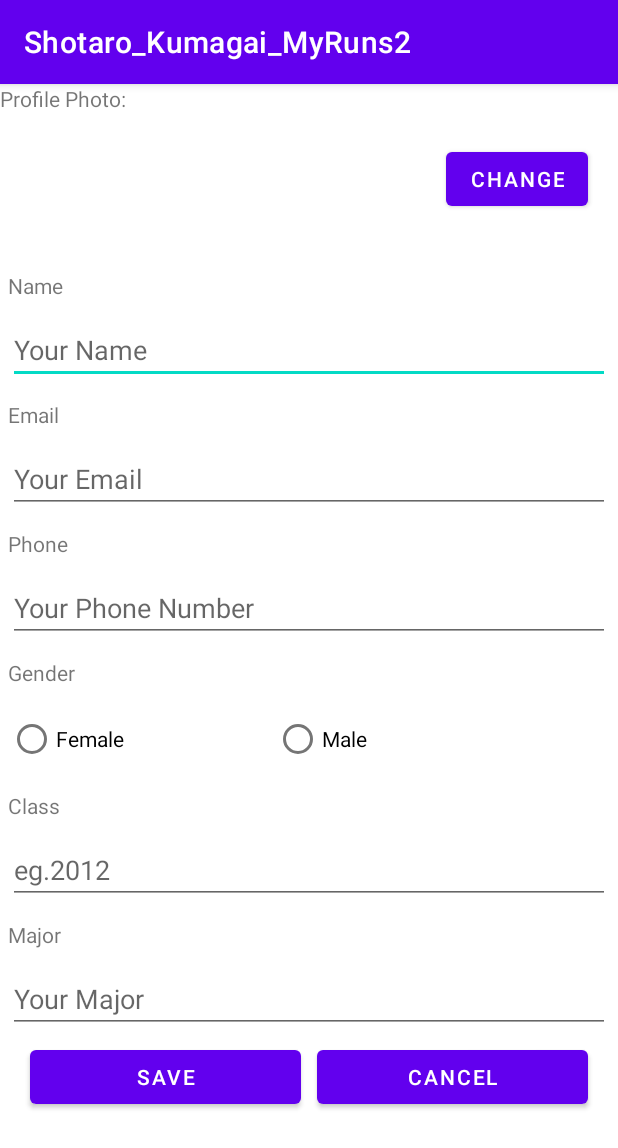
After one commit to shotarokuma/navigate-app, an Android app: the ProfileActivity screen opened directly, with no data from a screen before it, on a phone screen of 412 x 824 dp. The commit adds this screen. Shown: the top 1148 px of the screen. Run offline under Robolectric (Android 15) with nearby library versions, the phone set to English and light mode, and no system bars; 1 statement that could not run was skipped.

Commit message:
implment feature of taking photo for profile

```diff
--- /dev/null
+++ b/app/src/main/java/com/example/shotaro_kumagai_myruns2/MyViewModel.kt
@@ -0,0 +1,9 @@
+package com.example.shotaro_kumagai_myruns2
+
+import android.graphics.Bitmap
+import androidx.lifecycle.MutableLiveData
+import androidx.lifecycle.ViewModel
+
+class MyViewModel:ViewModel() {
+    val userImage = MutableLiveData<Bitmap>()
+}
--- /dev/null
+++ b/app/src/main/java/com/example/shotaro_kumagai_myruns2/ProfileActivity.kt
@@ -0,0 +1,183 @@
+package com.example.shotaro_kumagai_myruns2
+
+import android.app.Activity
+import android.content.Context
+import android.content.Intent
+import android.graphics.Bitmap
+import android.graphics.BitmapFactory
+import android.graphics.Matrix
+import android.net.Uri
+import androidx.appcompat.app.AppCompatActivity
+import android.os.Bundle
+import android.provider.MediaStore
+import android.util.Base64
+import android.view.View
+import android.widget.EditText
+import android.widget.ImageView
+import android.widget.RadioButton
+import android.widget.Toast
+import androidx.activity.result.ActivityResult
+import androidx.activity.result.ActivityResultLauncher
+import androidx.activity.result.contract.ActivityResultContracts
+import androidx.core.content.FileProvider
+import androidx.lifecycle.Observer
+import androidx.lifecycle.ViewModelProvider
+import java.io.ByteArrayOutputStream
+import java.io.File
+
+class ProfileActivity : AppCompatActivity() {
+    private lateinit var imageView: ImageView
+    private lateinit var nameView: EditText
+    private lateinit var mailView:EditText
+    private lateinit var phoneView:EditText
+    private  lateinit var femaleView: RadioButton
+    private lateinit var maleView:RadioButton
+    private lateinit var classView:EditText
+    private lateinit var majorView:EditText
+    private lateinit var tempImgFileName: String
+    private lateinit var tempImgUri: Uri
+    private lateinit var cameraResult: ActivityResultLauncher<Intent>
+    private lateinit var viewModel:MyViewModel
+    override fun onCreate(savedInstanceState: Bundle?) {
+        super.onCreate(savedInstanceState)
+        setContentView(R.layout.activity_profile)
+
+        imageView = findViewById(R.id.photo_image)
+        nameView = findViewById(R.id.name_input)
+        mailView = findViewById(R.id.mail_input)
+        phoneView = findViewById(R.id.phone_input)
+        femaleView = findViewById(R.id.female_radio)
+        maleView = findViewById(R.id.male_radio)
+        classView = findViewById(R.id.class_input)
+        majorView = findViewById(R.id.major_input)
+
+        viewModel = ViewModelProvider(this).get(MyViewModel::class.java)
+        val imgStr: String? = savedInstanceState?.getString(IMG_URI,null)
+
+        if(imgStr !== null){
+            loadProfile(false)
+            val imgUri: Uri = Uri.parse(imgStr)
+            val bitmap = Util.getBitmap(this, imgUri)
+            viewModel.userImage.value = bitmap
+        }else{
+            loadProfile(true)
+        }
+
+        Util.checkPermissions(this)
+
+        tempImgFileName= "xd_img.jpg"
+        val tempImgFile = File(getExternalFilesDir(null), tempImgFileName)
+        tempImgUri = FileProvider.getUriForFile(this, "com.example.shotaro_kumagai_myruns2", tempImgFile)
+        cameraResult = registerForActivityResult(
+            ActivityResultContracts.StartActivityForResult()
+        ) { result: ActivityResult ->
+            if (result.resultCode == Activity.RESULT_OK) {
+                val bitmap = Util.getBitmap(this, tempImgUri)
+                viewModel.userImage.value = bitmap
+            }
+        }
+        viewModel.userImage.observe(this, Observer { it ->
+            val matrix : Matrix = Matrix()
+            matrix.postRotate(-90F)
+            val scaledBitmap = Bitmap.createScaledBitmap(it, 100, 100, true)
+            val rotatedBitmap = Bitmap.createBitmap(
+                scaledBitmap,
+                0,
+                0,
+                scaledBitmap.width,
+                scaledBitmap.height,
+                matrix,
+                true
+            )
+            imageView.setImageBitmap(rotatedBitmap)
+        })
+    }
+
+
+    private  fun loadProfile(isImgLoad: Boolean){
+        val sharedPref = getPreferences(Context.MODE_PRIVATE)
+        nameView.setText(sharedPref.getString(NAME, null))
+        mailView.setText(sharedPref.getString(MAIL, null))
+        phoneView.setText(sharedPref.getString(PHONE, null))
+        if (sharedPref.getInt(CLASS,2147483647) !== 2147483647){
+            classView.setText(sharedPref.getInt(CLASS,2147483647).toString())
+        }
+        majorView.setText(sharedPref.getString(MAJOR, null))
+        val genderVal: Int = sharedPref.getInt(GENDER,0)
+        if(genderVal === 1){
+            maleView.isChecked = true
+        }else if(genderVal === 2){
+            femaleView.isChecked = true;
+        }
+
+        val imgData: String? = sharedPref.getString(IMG_DATA, null)
+
+        if(isImgLoad && imgData !== null){
+            val b: ByteArray = Base64.decode(imgData, Base64.DEFAULT)
+            val bitmap = BitmapFactory.decodeByteArray(b, 0, b.size)
+            viewModel.userImage.value = bitmap
+        }
+    }
+
+    override fun onSaveInstanceState(outState: Bundle) {
+        super.onSaveInstanceState(outState)
+        outState.putString(IMG_URI,tempImgUri.toString())
+    }
+
+
+    private fun saveProfile(){
+        val sharedPref = getPreferences(Context.MODE_PRIVATE)
+        sharedPref.edit().putString(NAME, nameView.text.toString()).apply()
+        sharedPref.edit().putString(MAIL, mailView.text.toString()).apply()
+        sharedPref.edit().putString(PHONE, phoneView.text.toString()).apply()
+        val classVal:String = classView.text.toString()
+        sharedPref.edit().putInt(CLASS, classVal.toInt()).apply()
+        sharedPref.edit().putString(MAJOR, majorView.text.toString()).apply()
+
+        if(!maleView.isChecked && !femaleView.isChecked){
+            sharedPref.edit().putInt(GENDER,0).apply()
+        }else if(maleView.isChecked){
+            sharedPref.edit().putInt(GENDER,1).apply()
+        }else{
+            sharedPref.edit().putInt(GENDER,2).apply()
+        }
+        sharedPref.edit().putString(MAJOR, majorView.text.toString()).apply()
+
+        val bas: ByteArrayOutputStream = ByteArrayOutputStream()
+        viewModel.userImage.value?.compress(Bitmap.CompressFormat.JPEG, 100, bas)
+        val b: ByteArray = bas.toByteArray()
+        val encodedImg: String = Base64.encodeToString(b, Base64.DEFAULT)
+        sharedPref.edit().putString(IMG_DATA, encodedImg).apply()
+    }
+
+
+    fun onSave(view: View){
+        saveProfile()
+        Toast.makeText(
+            this,
+            "saved",
+            Toast.LENGTH_SHORT
+        ).show()
+    }
+
+    fun onTakePhoto(view:View){
+        val intent:Intent = Intent(MediaStore.ACTION_IMAGE_CAPTURE)
+        intent.putExtra(MediaStore.EXTRA_OUTPUT, tempImgUri)
+        cameraResult.launch(intent)
+    }
+
+    fun onCancel(view: View){
+        finish()
+    }
+
+    companion object{
+        const val NAME = "name"
+        const val MAIL = "mail"
+        const val PHONE = "phone"
+        const val CLASS = "class"
+        const val GENDER = "gender"
+        const val MAJOR = "major"
+        const val IMG_DATA = "img_data"
+        const val IMG_URI = "img_uri"
+    }
+}
--- /dev/null
+++ b/app/src/main/java/com/example/shotaro_kumagai_myruns2/Util.kt
@@ -0,0 +1,40 @@
+package com.example.shotaro_kumagai_myruns2
+
+import android.Manifest
+import android.app.Activity
+import android.content.Context
+import android.content.pm.PackageManager
+import android.graphics.Bitmap
+import android.graphics.BitmapFactory
+import android.graphics.Matrix
+import android.net.Uri
+import android.os.Build
+import androidx.core.app.ActivityCompat
+import androidx.core.content.ContextCompat
+
+object Util {
+    fun checkPermissions(activity: Activity?) {
+        if (Build.VERSION.SDK_INT < 23) return
+        if (ContextCompat.checkSelfPermission(
+                activity!!,
+                Manifest.permission.WRITE_EXTERNAL_STORAGE
+            )
+            != PackageManager.PERMISSION_GRANTED
+            || ContextCompat.checkSelfPermission(activity, Manifest.permission.CAMERA)
+            != PackageManager.PERMISSION_GRANTED) {
+            ActivityCompat.requestPermissions(
+                activity,
+                arrayOf(Manifest.permission.WRITE_EXTERNAL_STORAGE, Manifest.permission.CAMERA),
+                0
+            )
+        }
+    }
+
+    fun getBitmap(context: Context, imgUri: Uri): Bitmap {
+        var bitmap = BitmapFactory.decodeStream(context.contentResolver.openInputStream(imgUri))
+        val matrix = Matrix()
+        matrix.setRotate(90f)
+        var ret = Bitmap.createBitmap(bitmap, 0, 0, bitmap.width, bitmap.height, matrix, true)
+        return ret
+    }
+}
--- /dev/null
+++ b/app/src/main/res/layout/activity_profile.xml
@@ -0,0 +1,164 @@
+<?xml version="1.0" encoding="utf-8"?>
+<ScrollView
+    xmlns:android="http://schemas.android.com/apk/res/android"
+    xmlns:tools="http://schemas.android.com/tools"
+    android:layout_width="match_parent"
+    android:layout_height="match_parent"
+    tools:context=".ProfileActivity">
+    <LinearLayout
+        android:layout_width="match_parent"
+        android:orientation="vertical"
+        android:layout_height="wrap_content"
+        >
+        <TextView
+            android:layout_width="wrap_content"
+            android:layout_height="wrap_content"
+            android:text="@string/photo"/>
+        <LinearLayout
+            android:layout_width="match_parent"
+            android:orientation="horizontal"
+            android:layout_height="match_parent"
+            android:gravity="end"
+            >
+            <ImageView
+                android:id="@+id/photo_image"
+                android:layout_width="100dp"
+                android:layout_height="100dp"
+                android:layout_marginEnd="90dp"
+                android:contentDescription="@string/profile"
+                />
+            <Button
+                android:onClick="onTakePhoto"
+                android:layout_width="wrap_content"
+                android:layout_height="wrap_content"
+                android:text="@string/change_button"
+                android:layout_margin="20dp"
+                />
+        </LinearLayout>
+        <TextView
+            android:layout_width="wrap_content"
+            android:layout_height="wrap_content"
+            android:text="@string/name"
+            android:layout_margin="5dp"
+            />
+        <EditText
+            android:id="@+id/name_input"
+            android:layout_width="match_parent"
+            android:layout_height="match_parent"
+            android:hint="@string/name_input"
+            android:inputType="text"
+            android:layout_margin="5dp"
+            android:autofillHints=""
+            />
+        <TextView
+            android:layout_width="wrap_content"
+            android:layout_height="wrap_content"
+            android:text="@string/mail"
+            android:layout_margin="5dp"
+            />
+        <EditText
+            android:id="@+id/mail_input"
+            android:layout_width="match_parent"
+            android:layout_height="match_parent"
+            android:hint="@string/mail_input"
+            android:inputType="text"
+            android:layout_margin="5dp"
+            />
+        <TextView
+            android:layout_width="wrap_content"
+            android:layout_height="wrap_content"
+            android:text="@string/phone"
+            android:layout_margin="5dp"
+            />
+        <EditText
+            android:id="@+id/phone_input"
+            android:inputType="number"
+            android:layout_width="match_parent"
+            android:layout_height="match_parent"
+            android:hint="@string/phone_input"
+            android:layout_margin="5dp"
+            />
+        <TextView
+            android:layout_width="wrap_content"
+            android:layout_height="wrap_content"
+            android:text="@string/gender"
+            android:layout_margin="5dp"
+            />
+        <RadioGroup
+            android:layout_width="match_parent"
+            android:layout_height="match_parent"
+            android:orientation="horizontal"
+            android:layout_margin="5dp"
+            >
+            <RadioButton
+                android:id="@+id/female_radio"
+                android:layout_width="wrap_content"
+                android:layout_height="wrap_content"
+                android:text="@string/female_radio"
+                android:layout_marginEnd="50dp"
+                />
+            <RadioButton
+                android:id="@+id/male_radio"
+                android:layout_width="wrap_content"
+                android:layout_height="wrap_content"
+                android:text="@string/male_radio"
+                android:layout_marginStart="50dp"
+                />
+        </RadioGroup>
+        <TextView
+            android:layout_width="wrap_content"
+            android:layout_height="wrap_content"
+            android:text="@string/class_title"
+            android:layout_margin="5dp"
+            />
+        <EditText
+            android:id="@+id/class_input"
+            android:inputType="number"
+            android:layout_width="match_parent"
+            android:layout_height="match_parent"
+            android:hint="@string/class_input"
+            android:layout_margin="5dp"
+            />
+        <TextView
+            android:layout_width="wrap_content"
+            android:layout_height="wrap_content"
+            android:text="@string/major"
+            android:layout_margin="5dp"
+            />
+        <EditText
+            android:id="@+id/major_input"
+            android:inputType="text"
+            android:layout_width="match_parent"
+            android:layout_height="match_parent"
+            android:hint="@string/major_input"
+            android:layout_margin="5dp"
+            />
+        <LinearLayout
+            android:layout_width="match_parent"
+            android:orientation="horizontal"
+            android:layout_height="match_parent"
+            android:gravity="center"
+            >
+
+            <Button
+                android:layout_width="0dp"
+                android:layout_weight=".30"
+                android:layout_height="wrap_content"
+                android:onClick="onSave"
+                android:text="@string/save_button"
+                android:layout_marginEnd="5dp"
+                android:layout_marginStart="20dp"
+
+                />
+            <Button
+                android:layout_width="0dp"
+                android:layout_weight=".30"
+                android:layout_height="wrap_content"
+                android:onClick="onCancel"
+                android:text="@string/cancel_button"
+                android:layout_marginStart="5dp"
+                android:layout_marginEnd="20dp"
+                />
+        </LinearLayout>
+    </LinearLayout>
+</ScrollView>
--- a/app/src/main/res/values/strings.xml
+++ b/app/src/main/res/values/strings.xml
@@ -13,4 +13,22 @@
     <string name="misc">Misc</string>
     <string name="web_page">Webpage</string>
     <string name="web_page_sub">https://www.sfu.ca/computing.html</string>
+    <string name="photo">Profile Photo:</string>
+    <string name="name">Name</string>
+    <string name="mail">Email</string>
+    <string name="phone">Phone</string>
+    <string name="gender">Gender</string>
+    <string name="class_title">Class</string>
+    <string name="major">Major</string>
+    <string name="name_input">Your Name</string>
+    <string name="mail_input">Your Email</string>
+    <string name="phone_input">Your Phone Number</string>
+    <string name="female_radio">Female</string>
+    <string name="male_radio">Male</string>
+    <string name="class_input">eg.2012</string>
+    <string name="major_input">Your Major</string>
+    <string name="change_button">Change</string>
+    <string name="save_button">Save</string>
+    <string name="cancel_button">Cancel</string>
+    <string  name="profile">profile</string>
 </resources>
--- /dev/null
+++ b/app/src/main/res/xml/file_path.xml
@@ -0,0 +1,5 @@
+<paths>
+    <external-path
+        name="xd_path"
+        path="."/>
+</paths>
```
Also changed, not shown: app/src/main/AndroidManifest.xml (+16 -2 lines), app/src/main/java/com/example/shotaro_kumagai_myruns2/Setting.kt (+45 -1 lines), app/src/main/res/layout/fragment_setting.xml (+30 -16 lines).
